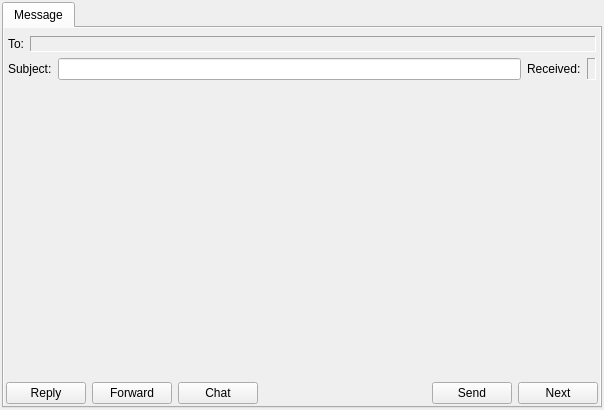
Before: the Qt Designer form src/plugins/messagewidgets/messagewindow.ui in vacuum-im/vacuum-im, drawn with Qt 5.
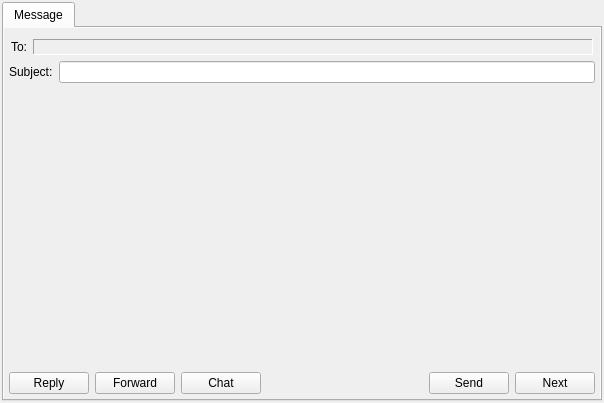
After: the same form once the commit is applied.

Commit message: Предварительная реализация SimpleMessageStyle.

```diff
--- a/src/plugins/messagewidgets/messagewindow.ui
+++ b/src/plugins/messagewidgets/messagewindow.ui
@@ -1,12 +1,12 @@
 <ui version="4.0" >
  <class>MessageWindowClass</class>
- <widget class="QMainWindow" name="MessageWindowClass" >
-  <property name="geometry" >
+ <widget class="QMainWindow" name="MessageWindowClass">
+  <property name="geometry">
    <rect>
     <x>0</x>
     <y>0</y>
     <width>604</width>
-    <height>410</height>
+    <height>403</height>
    </rect>
   </property>
   <property name="iconSize" >
@@ -38,39 +38,39 @@
        <attribute name="title" >
         <string>Message</string>
        </attribute>
-       <layout class="QVBoxLayout" >
-        <property name="margin" >
-         <number>2</number>
+       <layout class="QVBoxLayout" name="verticalLayout">
+        <property name="margin">
+         <number>5</number>
         </property>
         <item>
          <widget class="QWidget" native="1" name="wdtInfo" />
         </item>
         <item>
-         <widget class="QWidget" native="1" name="wdtReceivers" >
-          <layout class="QHBoxLayout" >
-           <property name="leftMargin" >
+         <widget class="QWidget" name="wdtReceivers" native="true">
+          <layout class="QHBoxLayout">
+           <property name="leftMargin">
             <number>2</number>
            </property>
-           <property name="topMargin" >
+           <property name="topMargin">
             <number>0</number>
            </property>
-           <property name="rightMargin" >
+           <property name="rightMargin">
             <number>2</number>
            </property>
-           <property name="bottomMargin" >
+           <property name="bottomMargin">
             <number>0</number>
            </property>
            <item>
-            <widget class="QLabel" name="lblReceiversLabel" >
-             <property name="text" >
+            <widget class="QLabel" name="lblReceiversLabel">
+             <property name="text">
               <string>To:</string>
              </property>
             </widget>
            </item>
            <item>
-            <widget class="QLabel" name="lblReceivers" >
-             <property name="sizePolicy" >
-              <sizepolicy vsizetype="Preferred" hsizetype="Expanding" >
+            <widget class="QLabel" name="lblReceivers">
+             <property name="sizePolicy">
+              <sizepolicy hsizetype="Expanding" vsizetype="Preferred">
                <horstretch>0</horstretch>
                <verstretch>0</verstretch>
               </sizepolicy>
@@ -96,61 +96,37 @@
          </widget>
         </item>
         <item>
-         <layout class="QHBoxLayout" >
-          <property name="leftMargin" >
-           <number>2</number>
-          </property>
-          <property name="topMargin" >
-           <number>0</number>
-          </property>
-          <property name="rightMargin" >
-           <number>2</number>
-          </property>
-          <property name="bottomMargin" >
-           <number>0</number>
-          </property>
-          <item>
-           <widget class="QLabel" name="lblSubject" >
-            <property name="text" >
-             <string>Subject:</string>
-            </property>
-            <property name="buddy" >
-             <cstring>lneSubject</cstring>
-            </property>
-           </widget>
-          </item>
-          <item>
-           <widget class="QLineEdit" name="lneSubject" />
-          </item>
-          <item>
-           <widget class="QLabel" name="lblReceived" >
-            <property name="text" >
-             <string>Received:</string>
-            </property>
-           </widget>
-          </item>
-          <item>
-           <widget class="QLabel" name="lblDateTime" >
-            <property name="frameShape" >
-             <enum>QFrame::Panel</enum>
-            </property>
-            <property name="frameShadow" >
-             <enum>QFrame::Sunken</enum>
-            </property>
-            <property name="text" >
-             <string/>
-            </property>
-           </widget>
-          </item>
-         </layout>
+         <widget class="QWidget" name="wdtSubject" native="true">
+          <layout class="QHBoxLayout" name="horizontalLayout">
+           <property name="margin">
+            <number>0</number>
+           </property>
+           <item>
+            <widget class="QLabel" name="lblSubject">
+             <property name="text">
+              <string>Subject:</string>
+             </property>
+             <property name="buddy">
+              <cstring>lneSubject</cstring>
+             </property>
+            </widget>
+           </item>
+           <item>
+            <widget class="QLineEdit" name="lneSubject"/>
+           </item>
+          </layout>
+          <zorder>lneSubject</zorder>
+          <zorder>lneSubject</zorder>
+          <zorder>lblSubject</zorder>
+         </widget>
         </item>
         <item>
          <widget class="QWidget" native="1" name="wdtToolBar" />
         </item>
         <item>
-         <widget class="QWidget" native="1" name="wdtMessage" >
-          <property name="sizePolicy" >
-           <sizepolicy vsizetype="Expanding" hsizetype="Expanding" >
+         <widget class="QWidget" name="wdtMessage" native="true">
+          <property name="sizePolicy">
+           <sizepolicy hsizetype="Expanding" vsizetype="Expanding">
             <horstretch>0</horstretch>
             <verstretch>0</verstretch>
            </sizepolicy>
@@ -158,28 +134,28 @@
          </widget>
         </item>
         <item>
-         <widget class="QWidget" native="1" name="wdtButtons" >
-          <layout class="QHBoxLayout" >
-           <property name="margin" >
+         <widget class="QWidget" name="wdtButtons" native="true">
+          <layout class="QHBoxLayout">
+           <property name="margin">
             <number>0</number>
            </property>
            <item>
-            <widget class="QPushButton" name="pbtReply" >
-             <property name="text" >
+            <widget class="QPushButton" name="pbtReply">
+             <property name="text">
               <string>Reply</string>
              </property>
             </widget>
            </item>
            <item>
-            <widget class="QPushButton" name="pbtForward" >
-             <property name="text" >
+            <widget class="QPushButton" name="pbtForward">
+             <property name="text">
               <string>Forward</string>
              </property>
             </widget>
            </item>
            <item>
-            <widget class="QPushButton" name="pbtChat" >
-             <property name="text" >
+            <widget class="QPushButton" name="pbtChat">
+             <property name="text">
               <string>Chat</string>
              </property>
             </widget>
@@ -198,15 +174,15 @@
             </spacer>
            </item>
            <item>
-            <widget class="QPushButton" name="pbtSend" >
-             <property name="text" >
+            <widget class="QPushButton" name="pbtSend">
+             <property name="text">
               <string>Send</string>
              </property>
             </widget>
            </item>
            <item>
-            <widget class="QPushButton" name="pbtNext" >
-             <property name="text" >
+            <widget class="QPushButton" name="pbtNext">
+             <property name="text">
               <string>Next</string>
              </property>
             </widget>
@@ -231,7 +207,7 @@
    </property>
   </widget>
  </widget>
- <layoutdefault spacing="6" margin="11" />
+ <layoutdefault spacing="6" margin="11"/>
  <tabstops>
   <tabstop>wdtTabs</tabstop>
   <tabstop>lneSubject</tabstop>
```
Left out of the diff: 53 changed lines with no effect on the pictures. The commit also changes 34 other files.
